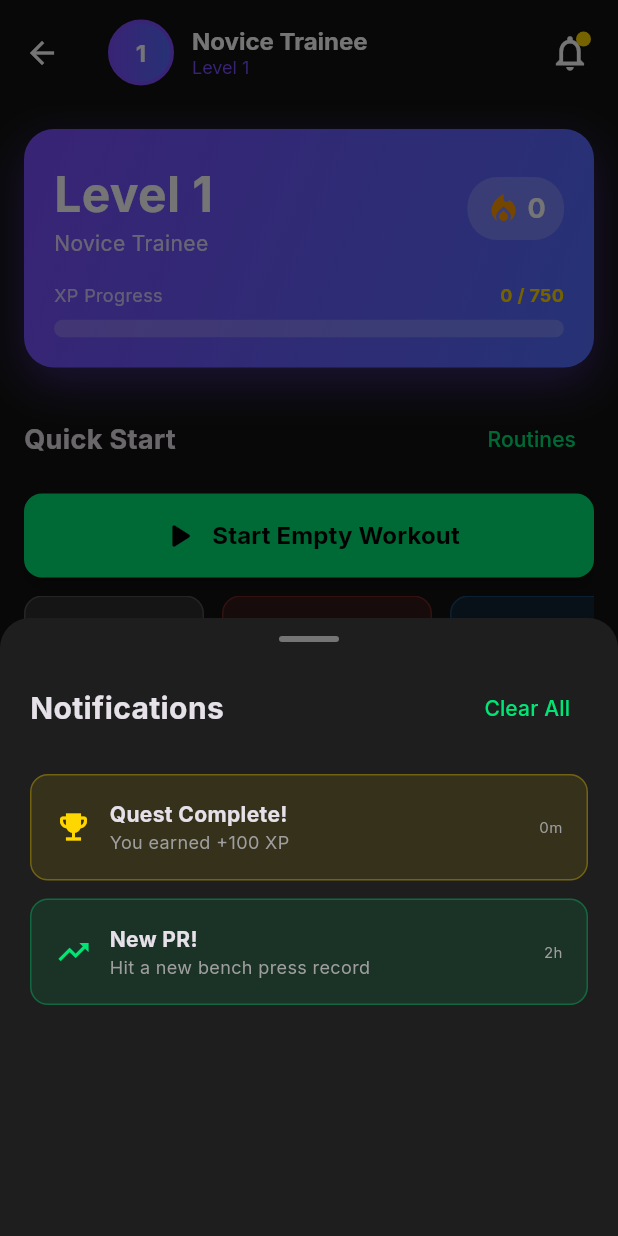
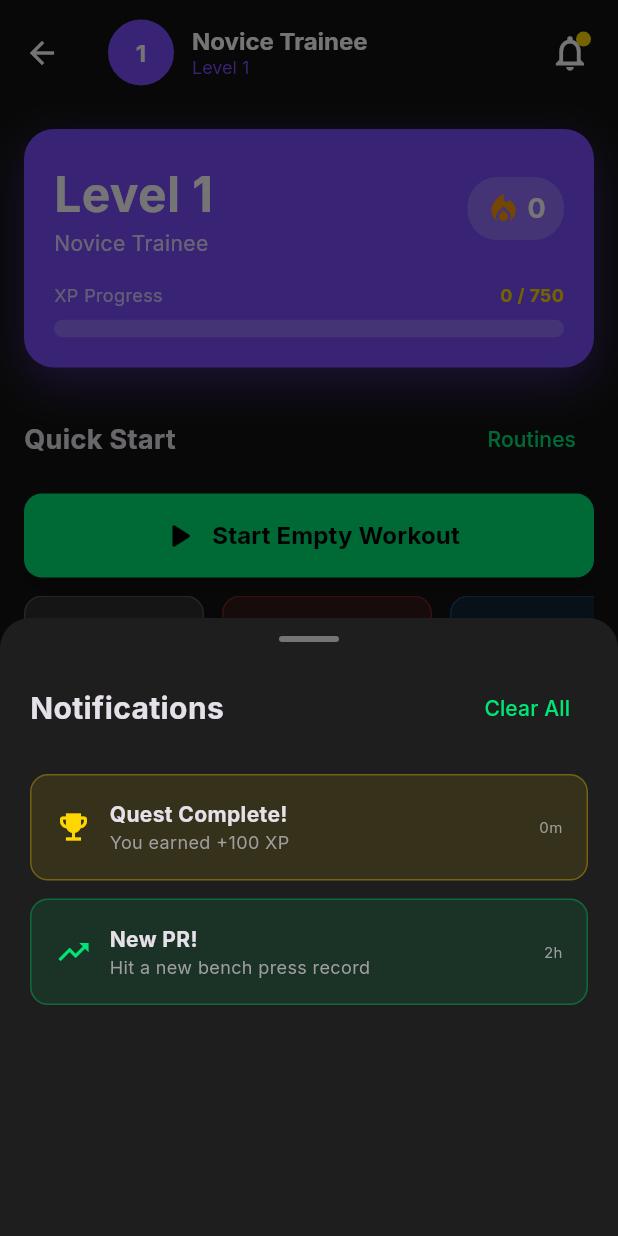
Before and after one commit to owdvertsbot/Workout-flutter-app, a Flutter app: the DashboardScreen screen opened directly, after a tap on the "notifications" icon, on a phone screen of 412 x 824 dp. Run offline on Flutter 3.47's test engine with Material 3 defaults, Android fonts, the phone set to English and light mode, and no system bars; our stand-ins replace connectivity_plus, drift, flutter_riverpod, google_fonts, shared_preferences; accounts and stored records are empty; generated files the repository leaves out were written again.

Commit message:
refactor: color refactoring phase 5 - dashboard and missions screens
Phase 5 of color refactoring - updated dashboard_screen.dart and missions_screen.dart to use AppColors.

Updated all hardcoded colors to use AppColors constants.

Ref: #2

```diff
--- a/lib/screens/dashboard_screen.dart
+++ b/lib/screens/dashboard_screen.dart
@@ -2,6 +2,7 @@ import 'package:flutter/material.dart';
 import 'package:flutter_riverpod/flutter_riverpod.dart';
 import 'package:google_fonts/google_fonts.dart';
 import 'package:connectivity_plus/connectivity_plus.dart';
+import '../core/app_colors.dart';
 import '../providers/providers.dart';
 import '../models/models.dart';
 import 'active_workout_screen.dart';
@@ -28,8 +29,8 @@ class _DashboardScreenState extends ConsumerState<DashboardScreen> {
   void initState() {
     super.initState();
     _notifications.addAll([
-      {'title': 'Quest Complete!', 'body': 'You earned +100 XP', 'time': DateTime.now(), 'icon': Icons.emoji_events, 'color': const Color(0xFFFFD700)},
-      {'title': 'New PR!', 'body': 'Hit a new bench press record', 'time': DateTime.now().subtract(const Duration(hours: 2)), 'icon': Icons.trending_up, 'color': const Color(0xFF00E676)},
+      {'title': 'Quest Complete!', 'body': 'You earned +100 XP', 'time': DateTime.now(), 'icon': Icons.emoji_events, 'color': AppColors.xpGold},
+      {'title': 'New PR!', 'body': 'Hit a new bench press record', 'time': DateTime.now().subtract(const Duration(hours: 2)), 'icon': Icons.trending_up, 'color': AppColors.primary},
     ]);
   }
 
@@ -57,7 +58,7 @@ class _DashboardScreenState extends ConsumerState<DashboardScreen> {
                   // App Bar with Avatar and Notifications (FDS 3.3)
                   SliverAppBar(
                     floating: true,
-                    backgroundColor: const Color(0xFF121212),
+                    backgroundColor: AppColors.backgroundDark,
                     toolbarHeight: 70,
                     title: Row(
                       children: [
@@ -68,8 +69,8 @@ class _DashboardScreenState extends ConsumerState<DashboardScreen> {
                             height: 44,
                             decoration: BoxDecoration(
                               shape: BoxShape.circle,
-                              border: Border.all(color: const Color(0xFF7C4DFF), width: 2.5),
-                              gradient: const LinearGradient(colors: [Color(0xFF7C4DFF), Color(0xFF536DFE)]),
+                              border: Border.all(color: AppColors.secondary, width: 2.5),
+                              gradient: LinearGradient(colors: [AppColors.secondary, AppColors.levelPurple]),
                             ),
                             child: Center(child: Text('${profile.level}', style: GoogleFonts.inter(color: Colors.white, fontWeight: FontWeight.bold, fontSize: 16))),
                           ),
@@ -81,7 +82,7 @@ class _DashboardScreenState extends ConsumerState<DashboardScreen> {
                             mainAxisSize: MainAxisSize.min,
                             children: [
                               Text(profile.characterTitle, style: GoogleFonts.inter(color: Colors.white, fontWeight: FontWeight.bold, fontSize: 16)),
-                              Text('Level ${profile.level}', style: GoogleFonts.inter(color: const Color(0xFF7C4DFF), fontSize: 12)),
+                              Text('Level ${profile.level}', style: GoogleFonts.inter(color: AppColors.secondary, fontSize: 12)),
                             ],
                           ),
                         ),
@@ -92,7 +93,7 @@ class _DashboardScreenState extends ConsumerState<DashboardScreen> {
                         children: [
                           IconButton(icon: const Icon(Icons.notifications_outlined, size: 28), onPressed: () => _showNotificationsSheet(context)),
                           if (_hasNotification)
-                            Positioned(right: 10, top: 10, child: Container(width: 10, height: 10, decoration: const BoxDecoration(color: Color(0xFFFFD700), shape: BoxShape.circle))),
+                            Positioned(right: 10, top: 10, child: Container(width: 10, height: 10, decoration: const BoxDecoration(color: AppColors.xpGold, shape: BoxShape.circle))),
                         ],
                       ),
                       const SizedBox(width: 8),
@@ -137,7 +138,7 @@ class _DashboardScreenState extends ConsumerState<DashboardScreen> {
   void _showNotificationsSheet(BuildContext context) {
     showModalBottomSheet(
       context: context,
-      backgroundColor: const Color(0xFF1E1E1E),
+      backgroundColor: AppColors.surfaceDark,
       shape: const RoundedRectangleBorder(borderRadius: BorderRadius.vertical(top: Radius.circular(20))),
       isScrollControlled: true,
       builder: (context) => DraggableScrollableSheet(
@@ -168,9 +169,9 @@ class _DashboardScreenState extends ConsumerState<DashboardScreen> {
   }
 
   void _showProfileSheet(BuildContext context, PlayerProfileModel profile) {
-    showModalBottomSheet(context: context, backgroundColor: const Color(0xFF1E1E1E), shape: const RoundedRectangleBorder(borderRadius: BorderRadius.vertical(top: Radius.circular(20))),
+    showModalBottomSheet(context: context, backgroundColor: AppColors.surfaceDark, shape: const RoundedRectangleBorder(borderRadius: BorderRadius.vertical(top: Radius.circular(20))),
       builder: (context) => Padding(padding: const EdgeInsets.all(24), child: Column(mainAxisSize: MainAxisSize.min, children: [
-        Container(width: 80, height: 80, decoration: BoxDecoration(shape: BoxShape.circle, gradient: const LinearGradient(colors: [Color(0xFF7C4DFF), Color(0xFF536DFE)]), boxShadow: [BoxShadow(color: const Color(0xFF7C4DFF).withOpacity(0.5), blurRadius: 20)]), child: Center(child: Text('${profile.level}', style: GoogleFonts.inter(color: Colors.white, fontSize: 32, fontWeight: FontWeight.bold)))),
+        Container(width: 80, height: 80, decoration: BoxDecoration(shape: BoxShape.circle, gradient: const LinearGradient(colors: [AppColors.secondary, AppColors.levelPurple]), boxShadow: [BoxShadow(color: AppColors.secondary.withOpacity(0.5), blurRadius: 20)]), child: Center(child: Text('${profile.level}', style: GoogleFonts.inter(color: Colors.white, fontSize: 32, fontWeight: FontWeight.bold)))),
         const SizedBox(height: 16),
         Text(profile.characterTitle, style: GoogleFonts.inter(fontSize: 24, fontWeight: FontWeight.bold)),
         const SizedBox(height: 24),
@@ -204,7 +205,7 @@ class _HeroBannerCard extends StatelessWidget {
   @override
   Widget build(BuildContext context) => Container(
     padding: const EdgeInsets.all(20),
-    decoration: BoxDecoration(gradient: const LinearGradient(colors: [Color(0xFF7C4DFF), Color(0xFF536DFE)], begin: Alignment.topLeft, end: Alignment.bottomRight), borderRadius: BorderRadius.circular(20), boxShadow: [BoxShadow(color: const Color(0xFF7C4DFF).withOpacity(0.4), blurRadius: 25, offset: const Offset(0, 10))]),
+    decoration: BoxDecoration(gradient: const LinearGradient(colors: [AppColors.secondary, AppColors.levelPurple], begin: Alignment.topLeft, end: Alignment.bottomRight), borderRadius: BorderRadius.circular(20), boxShadow: [BoxShadow(color: AppColors.secondary.withOpacity(0.4), blurRadius: 25, offset: const Offset(0, 10))]),
     child: Column(crossAxisAlignment: CrossAxisAlignment.start, children: [
       Row(mainAxisAlignment: MainAxisAlignment.spaceBetween, children: [
         Column(crossAxisAlignment: CrossAxisAlignment.start, children: [
@@ -221,9 +222,9 @@ class _HeroBannerCard extends StatelessWidget {
       Column(crossAxisAlignment: CrossAxisAlignment.start, children: [
         Row(mainAxisAlignment: MainAxisAlignment.spaceBetween, children: [
           Text('XP Progress', style: GoogleFonts.inter(color: Colors.white.withOpacity(0.7), fontSize: 12)),
-          Text('${profile.currentXp} / ${profile.xpToNextLevel}', style: GoogleFonts.inter(color: const Color(0xFFFFD700), fontSize: 12, fontWeight: FontWeight.bold))]),
+          Text('${profile.currentXp} / ${profile.xpToNextLevel}', style: GoogleFonts.inter(color: AppColors.xpGold, fontSize: 12, fontWeight: FontWeight.bold))]),
         const SizedBox(height: 8),
-        ClipRRect(borderRadius: BorderRadius.circular(6), child: LinearProgressIndicator(value: profile.levelProgress, backgroundColor: Colors.white.withOpacity(0.2), valueColor: const AlwaysStoppedAnimation<Color>(Color(0xFFFFD700)), minHeight: 12)),
+        ClipRRect(borderRadius: BorderRadius.circular(6), child: LinearProgressIndicator(value: profile.levelProgress, backgroundColor: Colors.white.withOpacity(0.2), valueColor: const AlwaysStoppedAnimation<Color>(AppColors.xpGold), minHeight: 12)),
       ]),
     ]),
   );
@@ -246,7 +247,7 @@ class _StartWorkoutCard extends StatelessWidget {
       onPressed: () => Navigator.push(context, MaterialPageRoute(builder: (_) => const ActiveWorkoutScreen())),
       icon: const Icon(Icons.play_arrow_rounded, size: 28),
       label: Text(activeWorkout != null ? 'Resume Workout' : 'Start Empty Workout', style: GoogleFonts.inter(fontSize: 16, fontWeight: FontWeight.bold)),
-      style: ElevatedButton.styleFrom(backgroundColor: const Color(0xFF00E676), foregroundColor: Colors.black, shape: RoundedRectangleBorder(borderRadius: BorderRadius.circular(12)), elevation: 4),
+      style: ElevatedButton.styleFrom(backgroundColor: AppColors.primary, foregroundColor: Colors.black, shape: RoundedRectangleBorder(borderRadius: BorderRadius.circular(12)), elevation: 4),
     ),
   );
 }
@@ -280,15 +281,15 @@ class _QuestCard extends ConsumerWidget {
       onTap: quest.canClaim && !quest.isCompleted ? () => ref.read(dailyQuestsProvider.notifier).claimQuest(quest.id) : null,
       borderRadius: BorderRadius.circular(12),
       child: Padding(padding: const EdgeInsets.all(16), child: Row(children: [
-        Container(width: 44, height: 44, decoration: BoxDecoration(color: const Color(0xFFFFD700).withOpacity(0.2), borderRadius: BorderRadius.circular(12)), child: Icon(quest.isCompleted ? Icons.check_circle : Icons.emoji_events, color: const Color(0xFFFFD700))),
+        Container(width: 44, height: 44, decoration: BoxDecoration(color: AppColors.xpGold.withOpacity(0.2), borderRadius: BorderRadius.circular(12)), child: Icon(quest.isCompleted ? Icons.check_circle : Icons.emoji_events, color: AppColors.xpGold)),
         const SizedBox(width: 12),
         Expanded(child: Column(crossAxisAlignment: CrossAxisAlignment.start, children: [
           Row(children: [Expanded(child: Text(quest.title, style: GoogleFonts.inter(fontWeight: FontWeight.bold))), if (quest.isCompleted) Container(padding: const EdgeInsets.symmetric(horizontal: 8, vertical: 2), decoration: BoxDecoration(color: Colors.green.withOpacity(0.2), borderRadius: BorderRadius.circular(8)), child: Text('✓', style: GoogleFonts.inter(color: Colors.green, fontWeight: FontWeight.bold)))]),
           const SizedBox(height: 4),
-          Row(children: [Expanded(child: LinearProgressIndicator(value: quest.progress, backgroundColor: Colors.grey[800], valueColor: const AlwaysStoppedAnimation<Color>(Color(0xFF00E676)), minHeight: 6)), const SizedBox(width: 12), Text('${quest.currentValue}/${quest.targetValue}', style: GoogleFonts.inter(fontSize: 12, color: Colors.grey))]),
+          Row(children: [Expanded(child: LinearProgressIndicator(value: quest.progress, backgroundColor: Colors.grey[800], valueColor: const AlwaysStoppedAnimation<Color>(AppColors.primary), minHeight: 6)), const SizedBox(width: 12), Text('${quest.currentValue}/${quest.targetValue}', style: GoogleFonts.inter(fontSize: 12, color: Colors.grey))]),
         ])),
         const SizedBox(width: 12),
-        Container(padding: const EdgeInsets.symmetric(horizontal: 10, vertical: 6), decoration: BoxDecoration(color: const Color(0xFFFFD700).withOpacity(0.2), borderRadius: BorderRadius.circular(8)), child: Text(quest.isCompleted ? 'Claimed' : '+${quest.xpReward} XP', style: GoogleFonts.inter(color: const Color(0xFFFFD700), fontWeight: FontWeight.bold, fontSize: 12))),
+        Container(padding: const EdgeInsets.symmetric(horizontal: 10, vertical: 6), decoration: BoxDecoration(color: AppColors.xpGold.withOpacity(0.2), borderRadius: BorderRadius.circular(8)), child: Text(quest.isCompleted ? 'Claimed' : '+${quest.xpReward} XP', style: GoogleFonts.inter(color: AppColors.xpGold, fontWeight: FontWeight.bold, fontSize: 12))),
       ])),
     ),
   );
@@ -330,14 +331,14 @@ class _WeeklyHypertrophySummary extends ConsumerWidget {
           Row(mainAxisAlignment: MainAxisAlignment.spaceBetween, children: List.generate(7, (index) {
             final hasWorkout = weekData[index];
             return Column(children: [
-              Container(width: 40, height: 40, decoration: BoxDecoration(color: hasWorkout ? const Color(0xFF00E676).withOpacity(0.2) : Colors.grey.withOpacity(0.1), borderRadius: BorderRadius.circular(10), border: hasWorkout ? Border.all(color: const Color(0xFF00E676), width: 2) : null), child: Icon(hasWorkout ? Icons.check : Icons.close, color: hasWorkout ? const Color(0xFF00E676) : Colors.grey, size: 20)),
+              Container(width: 40, height: 40, decoration: BoxDecoration(color: hasWorkout ? AppColors.primary.withOpacity(0.2) : Colors.grey.withOpacity(0.1), borderRadius: BorderRadius.circular(10), border: hasWorkout ? Border.all(color: AppColors.primary, width: 2) : null), child: Icon(hasWorkout ? Icons.check : Icons.close, color: hasWorkout ? AppColors.primary : Colors.grey, size: 20)),
               const SizedBox(height: 4),
               Text(days[index], style: GoogleFonts.inter(fontSize: 10, color: Colors.grey)),
             ]);
           })),
           const SizedBox(height: 16),
           Row(mainAxisAlignment: MainAxisAlignment.spaceAround, children: [
-            _SummaryStatItem(value: '$workoutCount', label: 'Workouts', color: const Color(0xFF00E676)),
+            _SummaryStatItem(value: '$workoutCount', label: 'Workouts', color: AppColors.primary),
             _SummaryStatItem(value: '${(profile.totalVolumeKg / 1000).toStringAsFixed(1)}t', label: 'Total Volume', color: Colors.orange),
             _SummaryStatItem(value: '${profile.streakDays}', label: 'Day Streak', color: Colors.blue),
           ]),
@@ -364,10 +365,10 @@ class _RecentWorkoutsSection extends ConsumerWidget {
       data: (workouts) {
         if (workouts.isEmpty) return Card(child: Padding(padding: const EdgeInsets.all(32), child: Column(children: [Icon(Icons.fitness_center, size: 48, color: Colors.grey[600]), const SizedBox(height: 16), Text('No workouts yet', style: GoogleFonts.inter(color: Colors.grey[600])), const SizedBox(height: 8), Text('Start your first workout!', style: GoogleFonts.inter(color: Colors.grey[700], fontSize: 12))])));
         return Column(children: workouts.take(3).map((workout) => Card(margin: const EdgeInsets.only(bottom: 8), child: ListTile(
-          leading: Container(width: 44, height: 44, decoration: BoxDecoration(color: const Color(0xFF00E676).withOpacity(0.2), borderRadius: BorderRadius.circular(10)), child: const Icon(Icons.fitness_center, color: Color(0xFF00E676))),
+          leading: Container(width: 44, height: 44, decoration: BoxDecoration(color: AppColors.primary.withOpacity(0.2), borderRadius: BorderRadius.circular(10)), child: const Icon(Icons.fitness_center, color: AppColors.primary)),
           title: Text(workout.title ?? 'Workout', style: GoogleFonts.inter(fontWeight: FontWeight.bold)),
           subtitle: Text(_formatDate(workout.startTime), style: GoogleFonts.inter(fontSize: 12, color: Colors.grey)),
-          trailing: Text(_formatDuration(workout.duration), style: GoogleFonts.inter(color: const Color(0xFF00E676), fontWeight: FontWeight.bold)),
+          trailing: Text(_formatDuration(workout.duration), style: GoogleFonts.inter(color: AppColors.primary, fontWeight: FontWeight.bold)),
           onTap: () => Navigator.push(context, MaterialPageRoute(builder: (_) => const ActiveWorkoutScreen())),
         ))).toList());
       },
@@ -429,9 +430,9 @@ class _ShimmerPlaceholderState extends State<ShimmerPlaceholder>
               begin: Alignment.centerLeft,
               end: Alignment.centerRight,
               colors: const [
-                Color(0xFF1E1E1E),
-                Color(0xFF2A2A2A),
-                Color(0xFF1E1E1E),
+                AppColors.surfaceDark,
+                AppColors.borderDark,
+                AppColors.surfaceDark,
               ],
               stops: [
                 _animation.value - 0.3,
@@ -455,10 +456,10 @@ class OfflineBanner extends StatelessWidget {
     return Container(
       width: double.infinity,
       padding: const EdgeInsets.symmetric(vertical: 8, horizontal: 16),
-      decoration: const BoxDecoration(
-        color: Color(0xFF2A2A2A),
+      decoration: BoxDecoration(
+        color: AppColors.borderDark,
         border: Border(
-          bottom: BorderSide(color: Color(0xFF3A3A3A)),
+          bottom: BorderSide(color: AppColors.borderDark),
         ),
       ),
       child: Row(
--- a/lib/screens/missions_screen.dart
+++ b/lib/screens/missions_screen.dart
@@ -1,6 +1,7 @@
 import 'package:flutter/material.dart';
 import 'package:flutter_riverpod/flutter_riverpod.dart';
 import 'package:google_fonts/google_fonts.dart';
+import '../core/app_colors.dart';
 import '../providers/providers.dart';
 import '../models/models.dart';
 
@@ -173,7 +174,7 @@ class _QuestCard extends StatelessWidget {
                     Text(
                       '+${quest.xpReward} XP',
                       style: GoogleFonts.inter(
-                        color: const Color(0xFF00E676),
+                        color: AppColors.primary,
                         fontWeight: FontWeight.bold,
                         fontSize: 12,
                       ),
```
